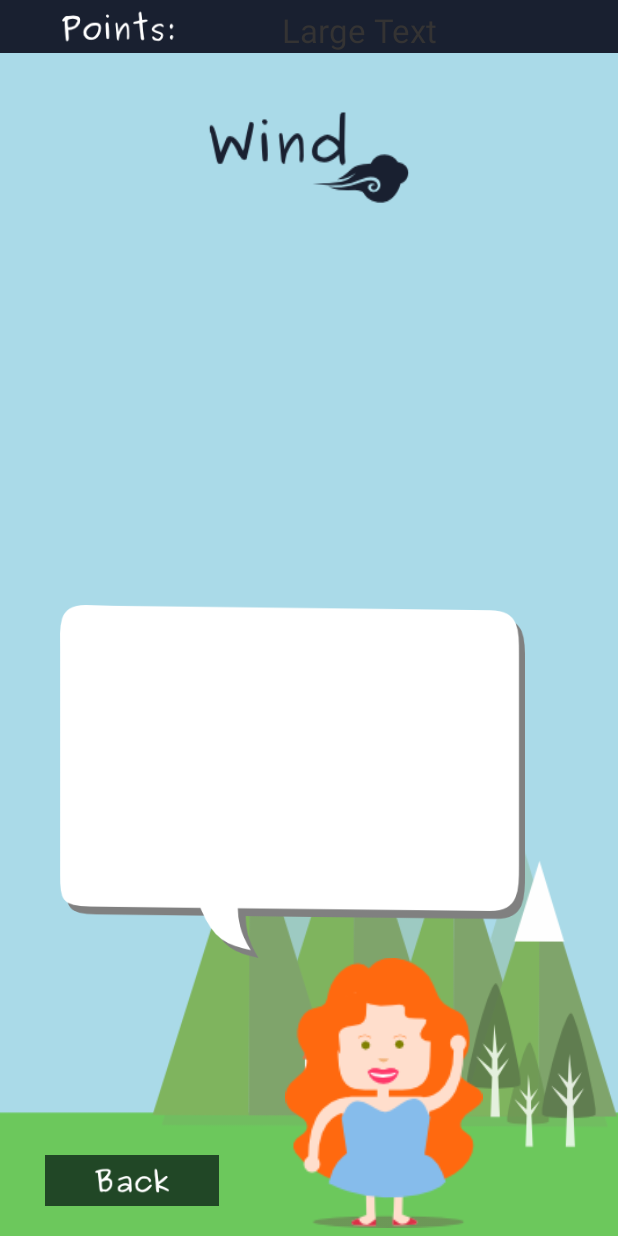
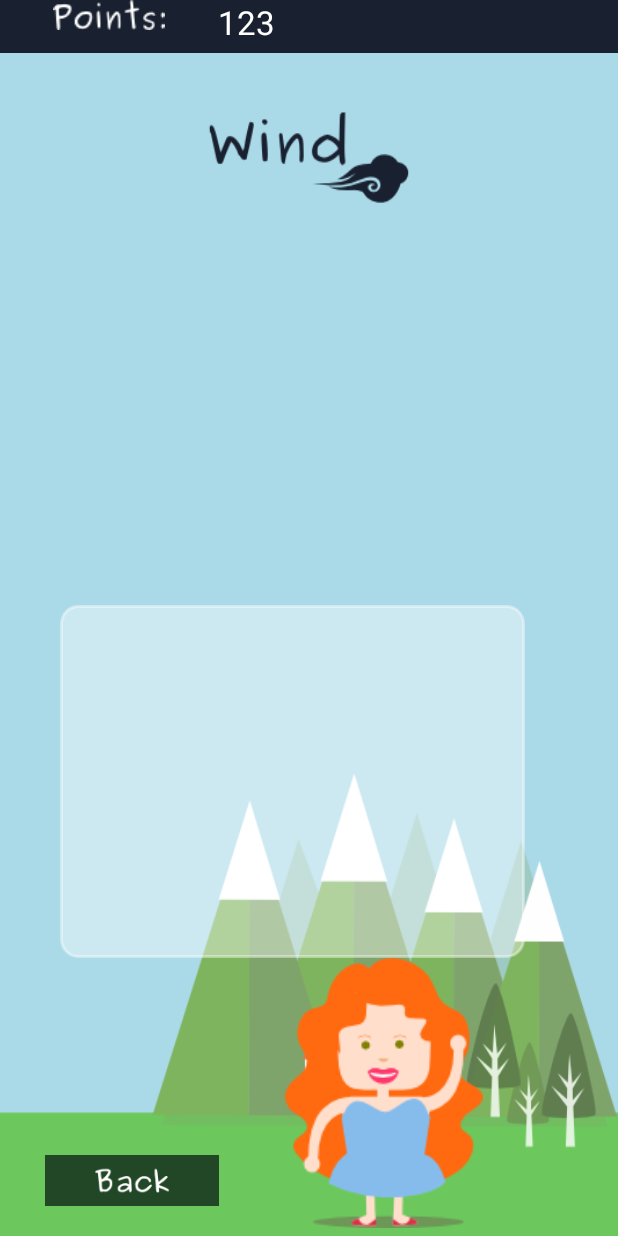
Before and after one commit to KellyCorreia/LogEasyResearch, an Android app: the ActivityHint screen opened directly, with no data from a screen before it, on a phone screen of 412 x 824 dp. Run offline under Robolectric (Android 15) with nearby library versions, the phone set to English and light mode, and no system bars; 6 statements that could not run were skipped.

Commit message:
Erros fixed!

```diff
--- a/app/src/main/java/com/example/kelly/logeasyresearch/ActivityLevels.java
+++ b/app/src/main/java/com/example/kelly/logeasyresearch/ActivityLevels.java
@@ -241,7 +241,7 @@ public class ActivityLevels extends AppCompatActivity implements LevelsAdapter.O
     public void finishApplication() {
 
         AlertDialog.Builder builder = new AlertDialog.Builder(ActivityLevels.this);
-        builder.setTitle("Log Out")
+        builder.setTitle("Log out")
                 .setMessage("Proceed with log out?")
                 .setCancelable(true)
                 .setNegativeButton("Cancel", new DialogInterface.OnClickListener() {
--- a/app/src/main/res/layout/shape.xml
+++ b/app/src/main/res/drawable/rectangle_shape.xml
@@ -7,12 +7,12 @@
         android:layout_height="wrap_content">
 
         <solid
-            android:color="#888888" >
+            android:color="#64ffffff" >
         </solid>
 
         <stroke
             android:width="2dp"
-            android:color="#C4CDE0" >
+            android:color="#64ffffff" >
         </stroke>
 
         <padding
--- a/app/src/main/res/drawable/round_button.xml
+++ b/app/src/main/res/drawable/round_button.xml
@@ -4,4 +4,3 @@
     <solid android:color="@color/Cinza1"/>
     <stroke android:width="0dp" android:color="@color/Cinza1" />
 </shape>
-<!--  -->
--- a/app/src/main/res/layout/activity_create__user.xml
+++ b/app/src/main/res/layout/activity_create__user.xml
@@ -314,7 +314,7 @@
                 android:gravity="bottom|center_horizontal">
 
                 <ImageButton
-                    android:layout_width="110dp"
+                    android:layout_width="120dp"
                     android:layout_height="40dp"
                     android:id="@+id/btncreateuser"
                     android:layout_gravity="center_vertical|right"
--- a/app/src/main/res/layout/activity_hint.xml
+++ b/app/src/main/res/layout/activity_hint.xml
@@ -1,104 +1,95 @@
 <RelativeLayout xmlns:android="http://schemas.android.com/apk/res/android"
-    xmlns:tools="http://schemas.android.com/tools" android:layout_width="match_parent"
+    xmlns:tools="http://schemas.android.com/tools"
+    android:id="@+id/layoutHint"
+    android:layout_width="match_parent"
+
     android:layout_height="match_parent"
-
-    tools:context="com.example.kelly.logeasysummerresearch.HintActivity"
-    android:id="@+id/layoutHint"
-    android:background="@drawable/backgroundlevel1">
+    android:background="@drawable/backgroundlevel1"
+    tools:context="com.example.kelly.logeasysummerresearch.HintActivity">
 
     <LinearLayout
-        android:orientation="horizontal"
+        android:id="@+id/layoutHintTop"
         android:layout_width="match_parent"
         android:layout_height="35dp"
-        android:id="@+id/layoutHintTop"
+        android:layout_alignParentStart="true"
+        android:layout_alignParentTop="true"
         android:layout_centerHorizontal="true"
-        android:layout_alignParentTop="true"
-        android:layout_alignParentStart="true"
-        android:background="#ff192030">
+        android:background="#ff192030"
+        android:orientation="horizontal">
 
-        <LinearLayout
-            android:orientation="vertical"
-            android:layout_width="160dp"
-            android:layout_height="35dp"
-            android:id="@+id/layoutLevelPoIntsLeft"
-            android:background="@drawable/points"></LinearLayout>
+        <ImageView
+            android:layout_width="145dp"
+            android:layout_height="20dp"
+            android:id="@+id/imvPoints1"
+            android:src="@drawable/points" />
 
-        <LinearLayout
-            android:orientation="vertical"
-            android:layout_width="160dp"
-            android:layout_height="35dp"
-            android:id="@+id/layoutLevelPoIntsRight">
-
-            <TextView
-                android:layout_width="wrap_content"
-                android:layout_height="wrap_content"
-                android:textAppearance="?android:attr/textAppearanceLarge"
-                android:text="Large Text"
-                android:id="@+id/txtPoints"
-                android:textAlignment="textEnd"
-                android:layout_gravity="bottom|center_horizontal"
-                android:layout_marginTop="5dp" />
-        </LinearLayout>
+        <TextView
+            android:id="@+id/txtPoints"
+            android:layout_width="wrap_content"
+            android:layout_height="wrap_content"
+            android:textAppearance="?android:attr/textAppearanceLarge"
+            android:textColor="@color/Branco"
+            android:text="123" />
 
     </LinearLayout>
 
     <LinearLayout
-        android:orientation="horizontal"
+        android:id="@+id/layoutHintMiddle"
         android:layout_width="310dp"
         android:layout_height="235dp"
-        android:layout_weight="0.71"
-        android:id="@+id/layoutHintMiddle"
-        android:layout_alignParentRight="false"
-        android:gravity="center_vertical|center_horizontal"
-        android:background="@drawable/ballonhint"
         android:layout_above="@+id/layoutHintBottom"
         android:layout_alignParentLeft="true"
-        android:layout_marginLeft="40dp">
+        android:layout_alignParentRight="false"
+        android:layout_marginLeft="40dp"
+        android:layout_weight="0.71"
+        android:background="@drawable/rectangle_shape"
+        android:gravity="center_vertical|center_horizontal"
+        android:orientation="horizontal">
 
         <ScrollView
+            android:id="@+id/scrollViewHint"
             android:layout_width="290dp"
             android:layout_height="190dp"
-            android:id="@+id/scrollViewHint"
-            android:fillViewport="false"
+            android:layout_gravity="top|center_horizontal"
             android:layout_margin="10dp"
-            android:layout_gravity="top|center_horizontal">
+            android:fillViewport="false">
 
             <ImageView
+                android:id="@+id/ivwHInt"
                 android:layout_width="wrap_content"
-                android:layout_height="wrap_content"
-                android:id="@+id/ivwHInt" />
+                android:layout_height="wrap_content" />
         </ScrollView>
 
     </LinearLayout>
 
     <LinearLayout
-        android:orientation="horizontal"
+        android:id="@+id/layoutHintBottom"
         android:layout_width="match_parent"
         android:layout_height="wrap_content"
-        android:id="@+id/layoutHintBottom"
         android:layout_alignParentBottom="true"
-        android:layout_alignParentEnd="true">
+        android:layout_alignParentEnd="true"
+        android:orientation="horizontal">
 
         <Button
+            android:id="@+id/btnPlay"
             android:layout_width="116dp"
             android:layout_height="34dp"
-            android:id="@+id/btnPlay"
-            android:onClick= "OnClick"
-            android:singleLine="false"
             android:layout_gravity="bottom|right"
+            android:layout_marginBottom="10dp"
+            android:layout_marginLeft="30dp"
+            android:background="@drawable/buttomhin1"
             android:gravity="bottom|right"
-            android:layout_marginLeft="30dp"
-            android:layout_marginBottom="10dp"
-            android:background="@drawable/buttomhin1" />
+            android:onClick="OnClick"
+            android:singleLine="false" />
 
         <ImageView
+            android:id="@+id/imgAvatarHint"
             android:layout_width="140dp"
             android:layout_height="180dp"
-            android:id="@+id/imgAvatarHint"
             android:layout_gravity="left|bottom"
             android:layout_marginBottom="5dp"
-            android:src="@drawable/avatar22"
-            android:layout_marginLeft="40dp" />
+            android:layout_marginLeft="40dp"
+            android:src="@drawable/avatar22" />
 
     </LinearLayout>
 
```
Also changed, not shown: app/src/main/java/com/example/kelly/logeasyresearch/ActivityLesson.java (+12 -1 lines), app/src/main/res/layout/activity_lesson.xml (+20 -23 lines), app/src/main/res/layout/activity_quiz.xml (+21 -26 lines), app/src/main/res/drawable-hdpi/points.png, 1 other file.
